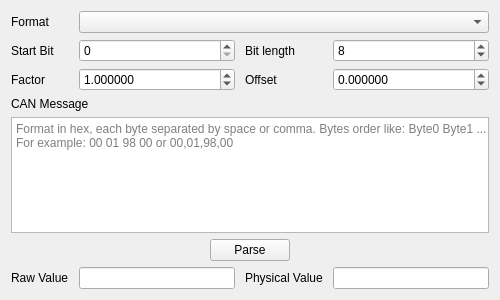
Above: ui/Parser.ui from JoelZhu/CANTool before the change. Below: the same form after it.
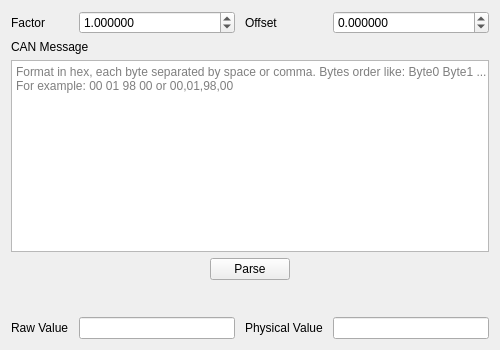
That is the form after the change.

Patch:
```diff
--- a/ui/Parser.ui
+++ b/ui/Parser.ui
@@ -7,7 +7,7 @@
                 <x>0</x>
                 <y>0</y>
                 <width>500</width>
-                <height>300</height>
+                <height>350</height>
             </rect>
         </property>
         <property name="windowTitle">
@@ -21,70 +21,15 @@
                 <number>6</number>
             </property>
 
-            <!-- 第 0 行：Format -->
-            <item row="0" column="0" colspan="1">
-                <widget class="QLabel" name="labelFormat">
-                    <property name="text">
-                        <string>Format</string>
-                    </property>
-                </widget>
-            </item>
-            <item row="0" column="1" colspan="3">
-                <widget class="QComboBox" name="comboFormat">
-                </widget>
-            </item>
-
-            <!-- 第 1 行：Start Bit -->
-            <item row="1" column="0">
-                <widget class="QLabel" name="labelStartBit">
-                    <property name="text">
-                        <string>Start Bit</string>
-                    </property>
-                </widget>
-            </item>
-            <item row="1" column="1">
-                <widget class="QSpinBox" name="spinStartBit">
-                    <property name="minimum">
-                        <number>0</number>
-                    </property>
-                    <property name="maximum">
-                        <number>511</number>
-                    </property>
-                    <property name="value">
-                        <number>0</number>
-                    </property>
-                </widget>
-            </item>
-            <item row="1" column="2">
-                <widget class="QLabel" name="labelBitLength">
-                    <property name="text">
-                        <string>Bit length</string>
-                    </property>
-                </widget>
-            </item>
-            <item row="1" column="3">
-                <widget class="QSpinBox" name="spinBitLength">
-                    <property name="minimum">
-                        <number>1</number>
-                    </property>
-                    <property name="maximum">
-                        <number>64</number>
-                    </property>
-                    <property name="value">
-                        <number>8</number>
-                    </property>
-                </widget>
-            </item>
-
-            <!-- 第 2 行：Factor & Offset -->
-            <item row="2" column="0">
+            <!-- 第0行：Factor & Offset -->
+            <item row="0" column="0">
                 <widget class="QLabel" name="labelFactor">
                     <property name="text">
                         <string>Factor</string>
                     </property>
                 </widget>
             </item>
-            <item row="2" column="1">
+            <item row="0" column="1">
                 <widget class="QDoubleSpinBox" name="spinFactor">
                     <property name="decimals">
                         <number>6</number>
@@ -100,14 +45,14 @@
                     </property>
                 </widget>
             </item>
-            <item row="2" column="2">
+            <item row="0" column="2">
                 <widget class="QLabel" name="labelOffset">
                     <property name="text">
                         <string>Offset</string>
                     </property>
                 </widget>
             </item>
-            <item row="2" column="3">
+            <item row="0" column="3">
                 <widget class="QDoubleSpinBox" name="spinOffset">
                     <property name="decimals">
                         <number>6</number>
@@ -124,8 +69,8 @@
                 </widget>
             </item>
 
-            <!-- 第 3 行：Message Data 标签 -->
-            <item row="3" column="0" colspan="4">
+            <!-- 第 1 行：Message Data 标签 -->
+            <item row="1" column="0" colspan="4">
                 <widget class="QLabel" name="labelData">
                     <property name="text">
                         <string>CAN Message</string>
@@ -133,8 +78,8 @@
                 </widget>
             </item>
 
-            <!-- 第 4 行：数据输入框 -->
-            <item row="4" column="0" colspan="4">
+            <!-- 第 2 行：数据输入框 -->
+            <item row="2" column="0" colspan="4">
                 <widget class="QPlainTextEdit" name="editData">
                     <property name="placeholderText">
                         <string>Format in hex, each byte separated by space or comma. Bytes order like: Byte0 Byte1 ... For example: 00 01 98 00 or 00,01,98,00</string>
@@ -142,8 +87,8 @@
                 </widget>
             </item>
 
-            <!-- 第 5 行：Parse 按钮 -->
-            <item row="5" column="0" colspan="4" alignment="Qt::AlignHCenter">
+            <!-- 第 3 行：Parse 按钮 -->
+            <item row="3" column="0" colspan="4" alignment="Qt::AlignHCenter">
                 <widget class="QPushButton" name="btnParse">
                     <property name="sizePolicy">
                         <sizepolicy hsizetype="Preferred" vsizetype="Fixed">
@@ -157,8 +102,8 @@
                 </widget>
             </item>
 
-            <!-- 第 6 行：垂直 Spacer -->
-            <item row="6" column="0" colspan="4">
+            <!-- 第 4 行：垂直 Spacer -->
+            <item row="4" column="0" colspan="4">
                 <spacer name="verticalSpacer">
                     <property name="orientation">
                         <enum>Qt::Vertical</enum>
@@ -178,29 +123,29 @@
                 </spacer>
             </item>
 
-            <!-- 第 7 行：Raw Value, Physical Value -->
-            <item row="7" column="0">
+            <!-- 第 5 行：Raw Value, Physical Value -->
+            <item row="5" column="0">
                 <widget class="QLabel" name="labelRaw">
                     <property name="text">
                         <string>Raw Value</string>
                     </property>
                 </widget>
             </item>
-            <item row="7" column="1">
+            <item row="5" column="1">
                 <widget class="QLineEdit" name="editRaw">
                     <property name="readOnly">
                         <bool>true</bool>
                     </property>
                 </widget>
             </item>
-            <item row="7" column="2">
+            <item row="5" column="2">
                 <widget class="QLabel" name="labelPhysical">
                     <property name="text">
                         <string>Physical Value</string>
                     </property>
                 </widget>
             </item>
-            <item row="7" column="3">
+            <item row="5" column="3">
                 <widget class="QLineEdit" name="editPhysical">
                     <property name="readOnly">
                         <bool>true</bool>
```
Left out of the diff: 7 changed lines with no effect on the pictures.
